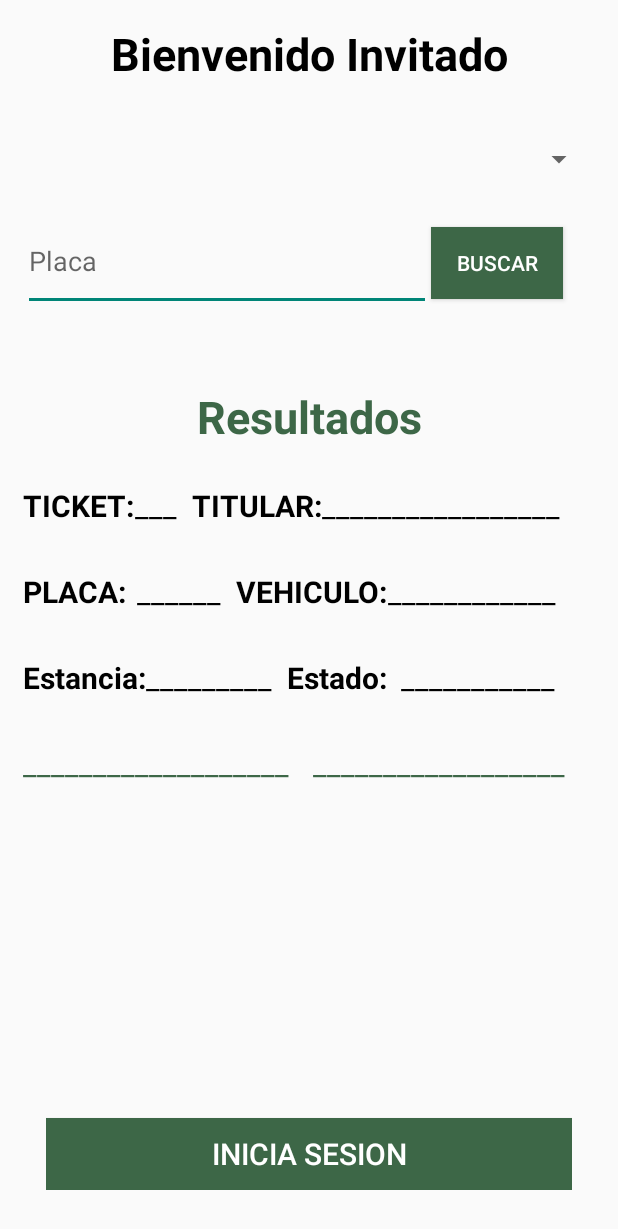
After one commit to jptapasco/Parqueadero, an Android app: the MainCasual screen opened directly, with no data from a screen before it, on a phone screen of 412 x 824 dp. The commit adds this screen. Shown: the top 1229 px of the screen. Run offline under Robolectric (Android 15) with nearby library versions, the phone set to English and light mode, and no system bars.

Commit message:
Invitado

```diff
--- a/03-AppJAVA/AppParqueadero/src/Main/Parqueadero.java
+++ b/03-AppJAVA/AppParqueadero/src/Main/Parqueadero.java
@@ -277,6 +277,7 @@ public final class Parqueadero extends javax.swing.JPanel {
 
             if (obtenerVehiculo != null) {
                 JsonObject jsonTemp = gson.fromJson(obtenerVehiculo, JsonObject.class);
+                System.out.println("Buscar: "+jsonTemp);
                 JsonArray vehiculo = jsonTemp.getAsJsonArray("registros");
                 modelo.setRowCount(0);
 
--- a/04-AppMovil/Parqueadero/app/src/main/AndroidManifest.xml
+++ b/04-AppMovil/Parqueadero/app/src/main/AndroidManifest.xml
@@ -15,6 +15,9 @@
         android:theme="@style/Theme.Parqueadero"
         android:usesCleartextTraffic="true"
         tools:targetApi="31">
+        <activity
+            android:name=".MainCasual"
+            android:exported="false" />
         <activity
             android:name=".administrador.CrearVendedor"
             android:exported="false" />
--- a/04-AppMovil/Parqueadero/app/src/main/java/com/example/parqueadero/MainActivity.java
+++ b/04-AppMovil/Parqueadero/app/src/main/java/com/example/parqueadero/MainActivity.java
@@ -59,6 +59,12 @@ public class MainActivity extends AppCompatActivity {
         } else {
             Toast.makeText(getApplicationContext(), "Datos Obligatorios", Toast.LENGTH_LONG).show();
         }
+    }
+
+    public void btnInvitado(View vista){
+        Intent intencion = new Intent(getApplicationContext(), MainCasual.class);
+        startActivity(intencion);
+        finish();
     }
 
     public void apiValidarUsuario(String correo, String password) {
--- /dev/null
+++ b/04-AppMovil/Parqueadero/app/src/main/java/com/example/parqueadero/MainCasual.java
@@ -0,0 +1,22 @@
+package com.example.parqueadero;
+
+import androidx.appcompat.app.AppCompatActivity;
+
+import android.content.Intent;
+import android.os.Bundle;
+import android.view.View;
+
+public class MainCasual extends AppCompatActivity {
+
+    @Override
+    protected void onCreate(Bundle savedInstanceState) {
+        super.onCreate(savedInstanceState);
+        setContentView(R.layout.activity_main_casual);
+    }
+
+    public void btnIniciar(View view){
+        Intent intencion = new Intent(getApplicationContext(), MainActivity.class);
+        startActivity(intencion);
+        finish();
+    }
+}
--- a/04-AppMovil/Parqueadero/app/src/main/res/layout/activity_main.xml
+++ b/04-AppMovil/Parqueadero/app/src/main/res/layout/activity_main.xml
@@ -54,6 +54,24 @@
         android:inputType="textPassword"
         android:textSize="25sp" />
 
+    <LinearLayout
+        android:layout_width="wrap_content"
+        android:layout_height="match_parent">
+        <Button
+            android:layout_width="146dp"
+            android:layout_height="wrap_content"
+            android:layout_gravity="center"
+            android:layout_marginTop="25dp"
+            android:background="@color/blueTarget"
+            android:onClick="btnInvitado"
+            android:textStyle="bold"
+            android:text="INVITADO"
+            android:textColor="@color/white"
+            android:textSize="25sp" />
+        <Space
+            android:layout_width="16dp"
+            android:layout_height="match_parent" />
+
         <Button
             android:layout_width="146dp"
             android:layout_height="wrap_content"
@@ -62,6 +80,11 @@
             android:background="@color/green"
             android:onClick="validarUsuario"
             android:text="Ingresar"
+            android:textColor="@color/white"
             android:textSize="25sp" />
 
     </LinearLayout>
+
+
+
+</LinearLayout>
--- /dev/null
+++ b/04-AppMovil/Parqueadero/app/src/main/res/layout/activity_main_casual.xml
@@ -0,0 +1,199 @@
+<?xml version="1.0" encoding="utf-8"?>
+<LinearLayout
+    xmlns:android="http://schemas.android.com/apk/res/android"
+    xmlns:app="http://schemas.android.com/apk/res-auto"
+    xmlns:tools="http://schemas.android.com/tools"
+    android:layout_width="match_parent"
+    android:padding="15dp"
+    android:layout_height="match_parent"
+    tools:context=".MainCasual"
+    android:orientation="vertical">
+    <TextView
+        android:layout_width="match_parent"
+        android:layout_height="wrap_content"
+        android:text="Bienvenido Invitado"
+        android:textSize="30sp"
+        android:gravity="center"
+        android:textStyle="bold"
+        android:textColor="@color/black"
+        android:layout_marginBottom="25dp" />
+    <Spinner
+        android:id="@+id/spinnerParqueadero"
+        android:layout_width="match_parent"
+        android:layout_height="50dp"
+        android:textSize="20sp"
+        android:layout_marginBottom="10dp"
+        android:layout_centerInParent="true"/>
+    <LinearLayout
+        android:layout_width="match_parent"
+        android:layout_height="wrap_content"
+        android:layout_marginBottom="50dp"
+        android:orientation="horizontal">
+
+        <EditText
+            android:id="@+id/campo_buscar_placa"
+            android:layout_width="272dp"
+            android:layout_height="66dp"
+            android:hint="Placa" />
+
+        <Button
+            android:id="@+id/btnBuscarHistorial"
+            android:layout_width="wrap_content"
+            android:layout_height="wrap_content"
+            android:background="@color/green"
+            android:text="Buscar"
+            android:textColor="@color/white" />
+    </LinearLayout>
+    <TextView
+        android:layout_width="match_parent"
+        android:layout_height="wrap_content"
+        android:text="Resultados"
+        android:textSize="30sp"
+        android:gravity="center"
+        android:textStyle="bold"
+        android:textColor="@color/green"
+        android:layout_marginBottom="25dp" />
+    <LinearLayout
+        android:layout_width="match_parent"
+        android:layout_height="wrap_content"
+        android:layout_marginBottom="30dp"
+        android:orientation="horizontal">
+
+        <TextView
+            android:layout_width="wrap_content"
+            android:layout_height="wrap_content"
+            android:text="TICKET:"
+            android:textColor="@color/black"
+            android:textSize="20dp"
+            android:textStyle="bold" />
+
+        <TextView
+            android:id="@+id/etqTicketEn"
+            android:layout_width="wrap_content"
+            android:layout_height="wrap_content"
+            android:text="___"
+            android:textSize="20dp"
+            android:textColor="@color/black" />
+
+        <TextView
+            android:layout_width="wrap_content"
+            android:layout_height="wrap_content"
+            android:layout_marginLeft="10dp"
+            android:text="TITULAR:"
+            android:textColor="@color/black"
+            android:textSize="20dp"
+            android:textStyle="bold" />
+
+        <TextView
+            android:id="@+id/etqTitularEn"
+            android:layout_width="wrap_content"
+            android:layout_height="wrap_content"
+            android:text="_________________"
+            android:textColor="@color/black"
+            android:textSize="20dp" />
+
+    </LinearLayout>
+    <LinearLayout
+        android:layout_width="match_parent"
+        android:layout_height="wrap_content"
+        android:layout_marginBottom="30dp"
+        android:orientation="horizontal">
+
+        <TextView
+            android:layout_width="76dp"
+            android:layout_height="wrap_content"
+            android:text="PLACA:"
+            android:textColor="@color/black"
+            android:textSize="20dp"
+            android:textStyle="bold" />
+
+        <TextView
+            android:id="@+id/etqPlacaEn"
+            android:layout_width="wrap_content"
+            android:layout_height="wrap_content"
+            android:text="______"
+            android:textColor="@color/black"
+            android:textSize="20dp" />
+        <TextView
+            android:layout_width="wrap_content"
+            android:layout_height="wrap_content"
+            android:layout_marginLeft="10dp"
+            android:text="VEHICULO:"
+            android:textColor="@color/black"
+            android:textSize="20dp"
+            android:textStyle="bold" />
+
+        <TextView
+            android:id="@+id/etqTipoVehiculoEn"
+            android:layout_width="match_parent"
+            android:layout_height="match_parent"
+            android:textSize="20dp"
+            android:text="____________"
+            android:textColor="@color/black" />
+    </LinearLayout>
+    <LinearLayout
+        android:layout_width="match_parent"
+        android:layout_height="wrap_content"
+        android:layout_marginBottom="30dp"
+        android:orientation="horizontal">
+
+        <TextView
+            android:layout_width="wrap_content"
+            android:layout_height="wrap_content"
+            android:text="Estancia:"
+            android:textColor="@color/black"
+            android:textSize="20dp"
+            android:textStyle="bold" />
+
+        <TextView
+            android:id="@+id/etqEstancia"
+            android:layout_width="wrap_content"
+            android:layout_height="wrap_content"
+            android:text="_________"
+            android:textColor="@color/black"
+            android:textSize="20dp" />
+        <TextView
+            android:layout_marginLeft="10dp"
+            android:layout_width="76dp"
+            android:layout_height="wrap_content"
+            android:text="Estado:"
+            android:textColor="@color/black"
+            android:textSize="20dp"
+            android:textStyle="bold" />
+
+        <TextView
+            android:id="@+id/Estado"
+            android:layout_width="wrap_content"
+            android:layout_height="wrap_content"
+            android:text="___________"
+            android:textColor="@color/black"
+            android:textSize="20dp" />
+    </LinearLayout>
+
+    <LinearLayout
+        android:layout_width="match_parent"
+        android:layout_height="wrap_content"
+        android:layout_marginBottom="30dp"
+        android:orientation="horizontal">
+        <TextView
+            android:id="@+id/etqIngresoEn"
+            android:textSize="20dp"
+            android:layout_width="wrap_content"
+            android:layout_height="wrap_content"
+            android:textColor="@color/green"
+            android:text="___________________"/>
+        <Space
+            android:layout_width="16dp"
+            android:layout_height="match_parent" />
+        <TextView
+            android:id="@+id/etqValorTarifa"
+            android:textSize="20dp"
+            android:layout_width="wrap_content"
+            android:layout_height="wrap_content"
+            android:textColor="@color/green"
+            android:text="__________________"/>
+    </LinearLayout>
+    <include layout="@layout/btn_abajo"/>
+
+
+</LinearLayout>
--- /dev/null
+++ b/04-AppMovil/Parqueadero/app/src/main/res/layout/btn_abajo.xml
@@ -0,0 +1,20 @@
+<RelativeLayout xmlns:android="http://schemas.android.com/apk/res/android"
+    xmlns:tools="http://schemas.android.com/tools"
+    android:layout_width="match_parent"
+    android:layout_height="match_parent"
+    android:padding="15dp"
+    tools:context=".MainCasual">
+
+    <!-- Tu contenido existente -->
+
+    <Button
+        android:layout_width="match_parent"
+        android:layout_height="wrap_content"
+        android:text="INICIA SESION"
+        android:onClick="btnIniciar"
+        android:textSize="20dp"
+        android:background="@color/green"
+        android:textColor="@color/white"
+        android:layout_alignParentBottom="true"/>
+
+</RelativeLayout>
```
Also changed, not shown: 3 other files. Lines whose indentation alone changed are shown as unchanged.
